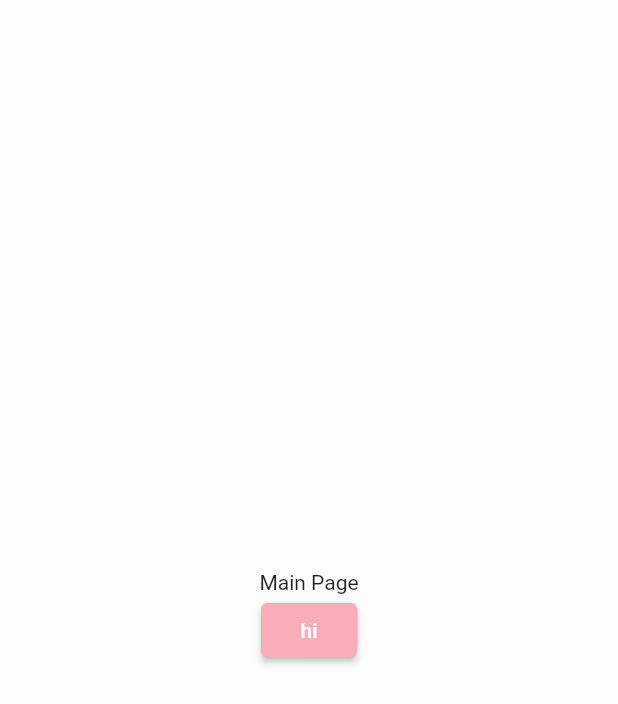
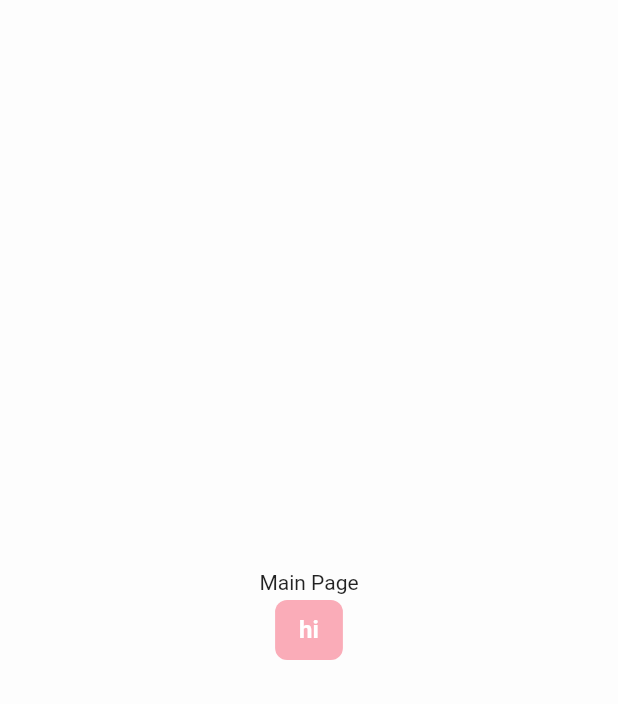
Before and after one commit to nguyenchiemdu/du-money-logger, a Flutter app: the MainPage screen opened directly, on a phone screen of 412 x 824 dp. Shown: the top 704 px of the screen. Run offline on Flutter 3.47's test engine with Material 2 defaults, Android fonts, the phone set to English and light mode, and no system bars; our stand-ins replace dio, flutter_screenutil, get_it, retrofit, shared_preferences; accounts and stored records are empty; generated files the repository leaves out were written again.

Commit message:
temp code for app thêm

```diff
--- a/lib/utils/app_theme.dart
+++ b/lib/utils/app_theme.dart
@@ -8,6 +8,32 @@ final ThemeData appTheme = ThemeData(
     appBarTheme: const AppBarTheme(
       backgroundColor: AppColors.primaryColor,
     ),
+    inputDecorationTheme: InputDecorationTheme(
+      contentPadding: const EdgeInsets.symmetric(horizontal: 12, vertical: 0),
+      border: OutlineInputBorder(
+          borderRadius: BorderRadius.circular(4),
+          borderSide: BorderSide(color: AppColors.colorBorderInput)),
+      focusedBorder: OutlineInputBorder(
+          borderRadius: BorderRadius.circular(4),
+          borderSide: const BorderSide(color: AppColors.primaryColor)),
+      fillColor: AppColors.whiteColor,
+      filled: true,
+      floatingLabelBehavior: FloatingLabelBehavior.never,
+      iconColor: AppColors.primaryColor,
+      hintStyle: const TextStyle(
+          color: AppColors.grayColor,
+          fontSize: 14,
+          fontWeight: FontWeight.w300),
+    ),
+    elevatedButtonTheme: ElevatedButtonThemeData(
+      style: ElevatedButton.styleFrom(
+        shape: RoundedRectangleBorder(borderRadius: BorderRadius.circular(8.0)),
+        elevation: 0,
+        textStyle: const TextStyle(fontWeight: FontWeight.w700, fontSize: 16),
+        minimumSize: const Size(0, 40),
+        padding: const EdgeInsets.symmetric(vertical: 8, horizontal: 16),
+      ),
+    ),
     colorScheme: ThemeData().colorScheme.copyWith(
         primary: AppColors.primaryColor, secondary: AppColors.secondaryColor),
     pageTransitionsTheme: const PageTransitionsTheme(
--- a/lib/utils/colors.dart
+++ b/lib/utils/colors.dart
@@ -17,4 +17,6 @@ class AppColors {
   static const textBlack = Color(0xFF212121);
   static const textGrayDark = Color(0xFF616161);
   static const whiteColor = Colors.white;
+  static final colorBorderInput = const Color(0xFFD9D9D9).withOpacity(0.2);
+  static const grayColor = Color(0xFFB6B6B6);
 }
--- a/pubspec.yaml
+++ b/pubspec.yaml
@@ -43,6 +43,7 @@ dependencies:
   get_it: ^7.6.4
   dio: ^5.3.3
   retrofit: ^4.0.3
+  flutter_screenutil: ^5.9.0
 
 dev_dependencies:
   flutter_test:
```
Also changed, not shown: lib/main.dart (+5 -2 lines), lib/presentation/auth/login_page.dart (added, +59 -0 lines), lib/splash_screen.dart (+13 -5 lines), lib/utils/services/backend_const.dart (+1 -10 lines).
